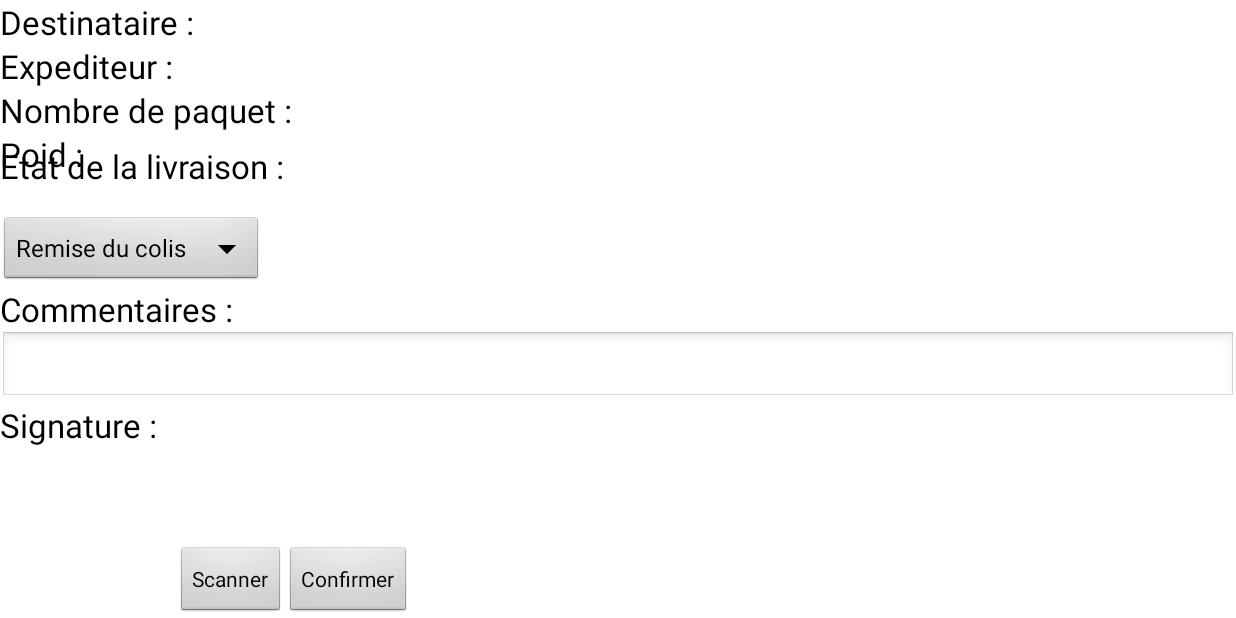
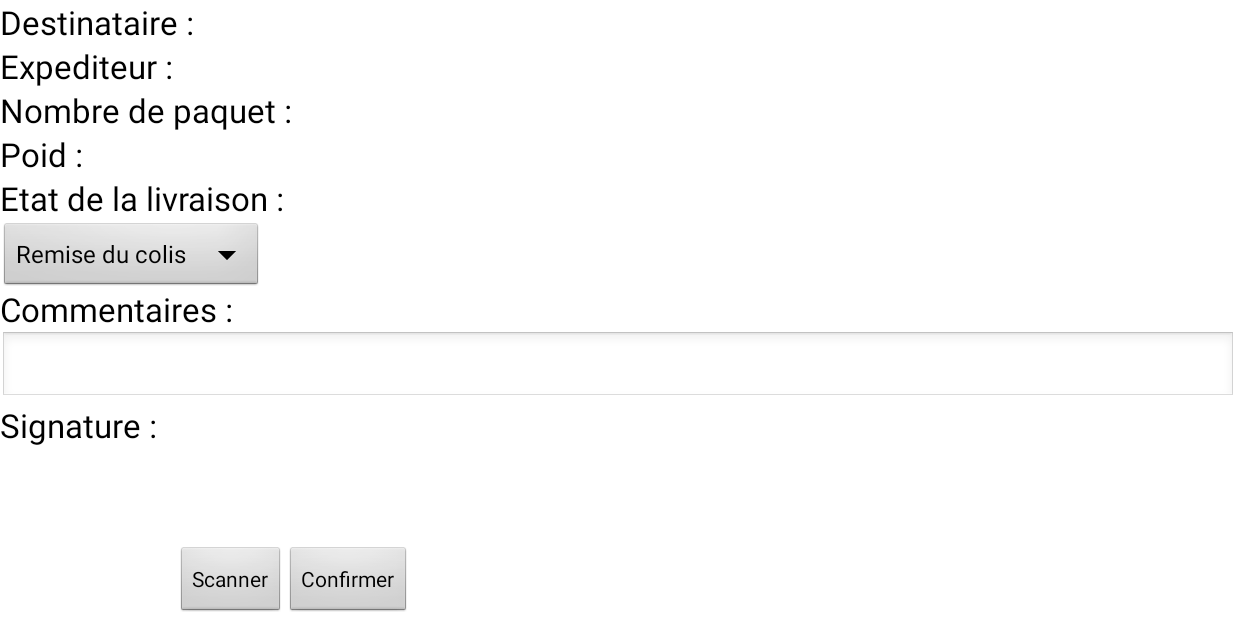
Before and after one commit to amaniago/LivrExpress, an Android app: the BonLivraison screen opened directly, with no data from a screen before it, on a phone screen of 824 x 412 dp (held sideways). Run offline under Robolectric (Android 15) with nearby library versions, the light colour scheme and no system bars; libraries missing offline, so code that uses them is left out: org.simpleframework.xml; 6 statements that could not run were skipped.

Commit message:
-Ajustement combobox

```diff
--- a/LivrExpress/src/main/res/layout/bon_livraison.xml
+++ b/LivrExpress/src/main/res/layout/bon_livraison.xml
@@ -12,18 +12,18 @@
             android:text="@string/etat"
             android:id="@+id/textView3" android:layout_gravity="left"
             android:textColor="#000"
-            android:layout_above="@+id/spinner"
-            android:layout_marginBottom="17dp"/>
+            android:layout_below="@+id/textView7" android:layout_alignParentLeft="true"/>
     <Spinner
             android:layout_width="wrap_content"
             android:layout_height="wrap_content"
             android:id="@+id/spinner" android:layout_gravity="left"
             android:textColor="#000"
-            android:layout_above="@+id/textView" android:layout_alignParentLeft="true"/>
+            android:layout_below="@+id/textView3" android:layout_alignParentLeft="true"/>
     <Spinner
             android:layout_width="wrap_content"
             android:layout_height="wrap_content"
-            android:id="@+id/spinner2" android:layout_gravity="left|center_vertical" android:visibility="gone"/>
+            android:id="@+id/spinner2" android:layout_gravity="left|center_vertical" android:visibility="gone"
+            android:layout_below="@+id/spinner" android:layout_alignParentLeft="true"/>
     <TextView
             android:layout_width="wrap_content"
             android:layout_height="wrap_content"
```
